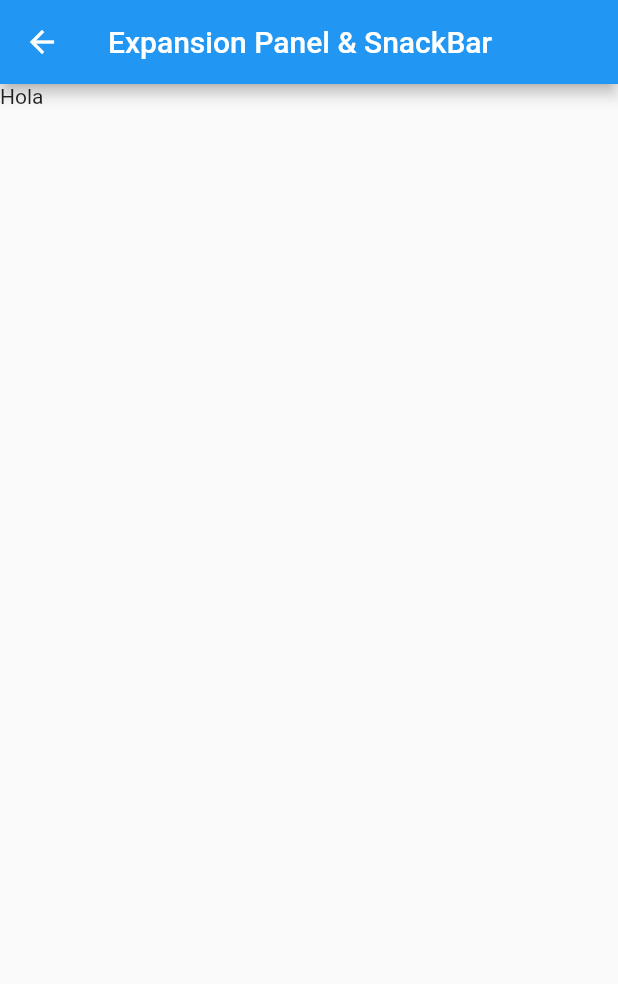
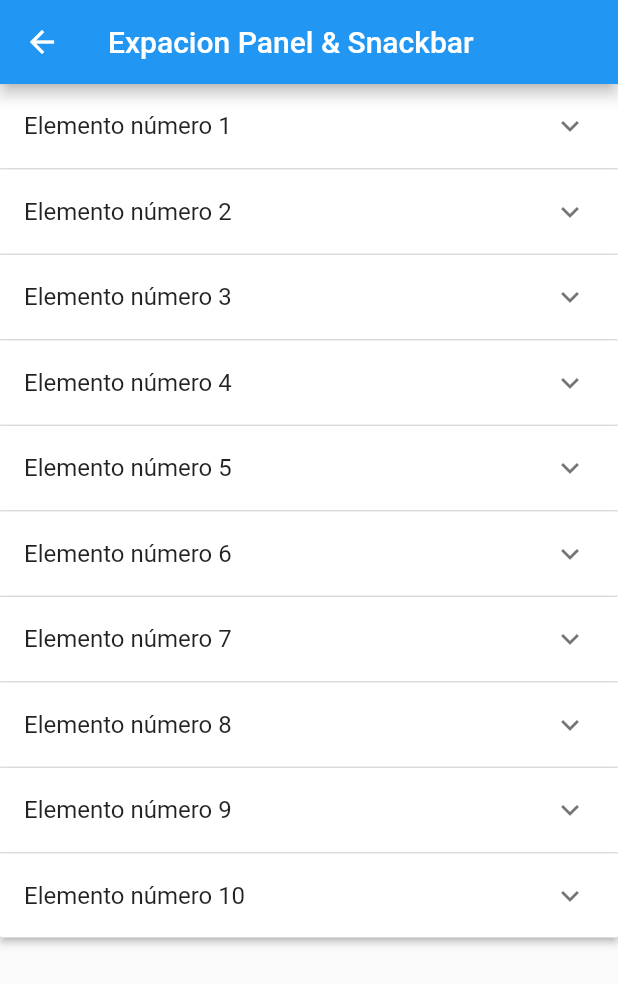
Before and after one commit to lizarragadev/AFD-200-Flutter, a Flutter app: the ExpansionPanelPage screen opened by its route, on a phone screen of 412 x 824 dp. Shown: the top 984 px of the screen. Run offline on Flutter 3.47's test engine with Material 2 defaults, Android fonts, the phone set to English and light mode, and no system bars; our stand-ins replace webview_flutter; missing offline and left inert: grouped_buttons; project files that could hold a hidden picture were left out.

Commit message:
final code lesson 8

```diff
--- a/lesson_08/lib/src/pages/expansion_panel_page.dart
+++ b/lesson_08/lib/src/pages/expansion_panel_page.dart
@@ -1,15 +1,97 @@
 import 'package:flutter/material.dart';
 
-class ExpansionPanelPage extends StatelessWidget {
+class ExpansionPanelPage extends StatefulWidget {
   const ExpansionPanelPage({Key? key}) : super(key: key);
+
+  @override
+  State<ExpansionPanelPage> createState() => _ExpansionPanelPageState();
+}
+
+class Item {
+  bool isExpanded;
+  String title;
+  String description;
+  Item({required this.title, required this.description, this.isExpanded = false});
+}
+
+class _ExpansionPanelPageState extends State<ExpansionPanelPage> {
+  final List<Item> _data = List<Item>.generate(10, (index) {
+    return Item(
+        title: "Elemento número ${index + 1}",
+        description: "Esta es una descripcion que irá en la parte expandida de nuestro item en una lista."
+    );
+  });
+
+  final snackBar = (mensaje) {
+    return SnackBar(
+        content: Row(
+          children: [
+            Icon(Icons.warning_amber_rounded, color: Colors.white,),
+            SizedBox(width: 10.0,),
+            Text(mensaje)
+          ],
+        ),
+      backgroundColor: Colors.redAccent,
+      action: SnackBarAction(
+        label: "Aceptar",
+        textColor: Colors.amberAccent,
+        onPressed: () {
+          print("Hizo click en accion de Snackbar");
+        },
+      ),
+      duration: Duration(seconds: 10),
+    );
+  };
 
   @override
   Widget build(BuildContext context) {
     return Scaffold(
         appBar: AppBar(
-          title: Text('Expansion Panel & SnackBar'),
+          title: Text('Expacion Panel & Snackbar'),
         ),
-        body: Text("Hola")
+        body: _crearListaExpandible()
+    );
+  }
+
+  Widget _crearListaExpandible() {
+    return ListView(
+      children: [
+        ExpansionPanelList(
+          children: _data.map((item) {
+            return ExpansionPanel(
+                headerBuilder: (context, isExpanded) {
+                  return ListTile(
+                    title: Text(item.title),
+                    onTap: () {
+                      ScaffoldMessenger.of(context).showSnackBar(snackBar("Error: ${item.title}"));
+                    },
+                  );
+                },
+                body: Column(
+                  children: [
+                    ListTile(
+                      title: Text(item.description),
+                      subtitle: Text("Para eliminar este elemento presione le boton de borrar"),
+                      trailing: Icon(Icons.delete),
+                      onTap: () {
+                        setState(() {
+                          _data.removeWhere((element) => item == element);
+                        });
+                      },
+                    ),
+                    SizedBox(height: 10,)
+                  ],
+                ),
+                isExpanded: item.isExpanded
+            );
+          }).toList(),
+          expansionCallback: (index, isExpanded) {
+            setState(() {
+              _data[index].isExpanded = !isExpanded;
+            });
+          },
+        )
+      ],
     );
   }
 }
```
Also changed, not shown: lesson_08/lib/src/pages/bottom_sheet_page.dart (+78 -7 lines).
